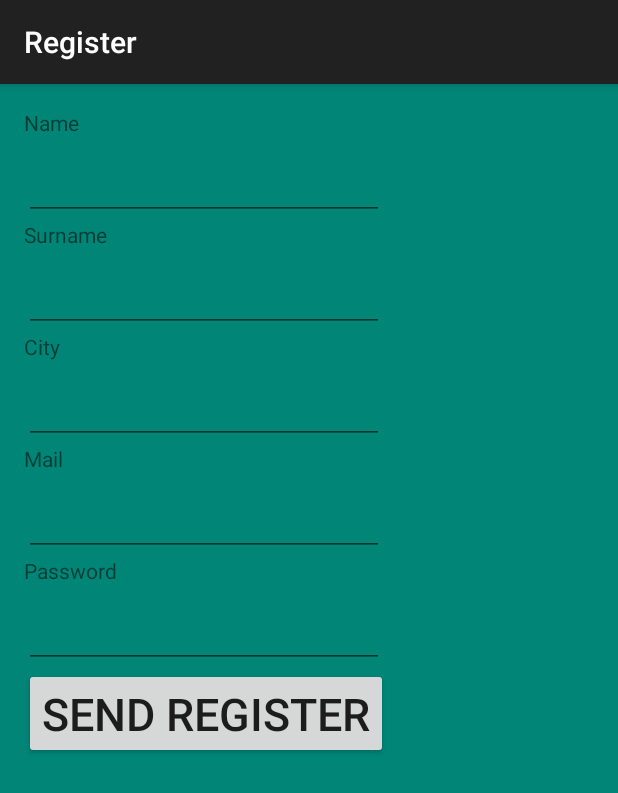
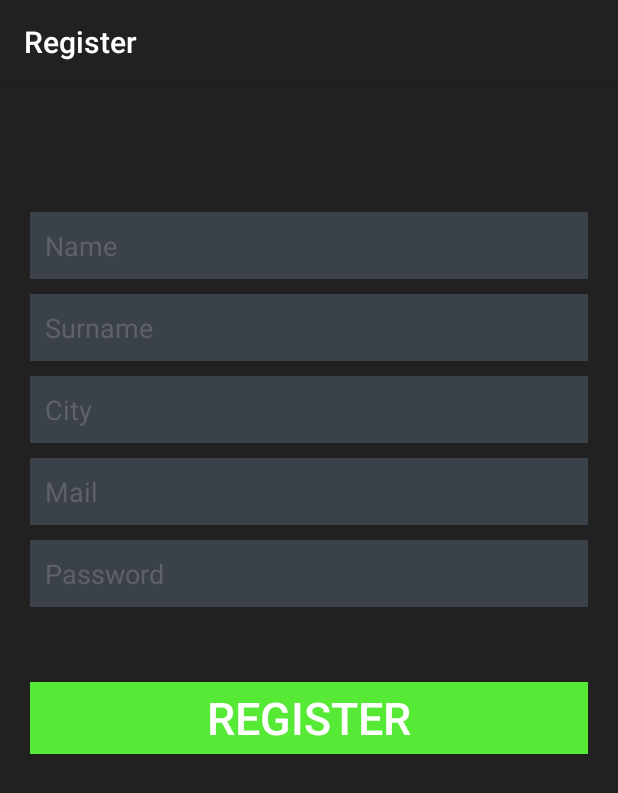
Before and after one commit to jeff039/Trip2getherProva, an Android app: the RegisterForm screen opened directly, with no data from a screen before it, on a phone screen of 412 x 824 dp. Shown: the top 793 px of the screen. Run offline under Robolectric (Android 15) with nearby library versions, the phone set to English and light mode, and no system bars; libraries missing offline, so code that uses them is left out: com.parse.

Commit message:
Optimitzat el layout del formulari Register.

```diff
--- a/app/src/main/res/layout/activity_register_form.xml
+++ b/app/src/main/res/layout/activity_register_form.xml
@@ -1,76 +1,122 @@
 <?xml version="1.0" encoding="utf-8"?>
-<LinearLayout xmlns:android="http://schemas.android.com/apk/res/android"
-    android:orientation="vertical" android:layout_width="match_parent"
-    android:layout_height="match_parent" android:paddingLeft="@dimen/activity_horizontal_margin"
-    android:paddingRight="@dimen/activity_horizontal_margin"
-    android:paddingTop="@dimen/activity_vertical_margin"
-    android:paddingBottom="@dimen/activity_vertical_margin"
-    android:background="@color/accent_material_light"
-    android:focusable="true"
-    android:focusableInTouchMode="true">
+<ScrollView
+    xmlns:android="http://schemas.android.com/apk/res/android"
+    android:layout_width="fill_parent"
+    android:layout_height="fill_parent"
+    android:fillViewport="true"
+    android:padding="10dp"
+    android:background="#212121">
 
-    <TextView
-        android:id="@+id/name_text"
-        android:layout_width="wrap_content"
+
+<RelativeLayout
+
+    android:layout_width="fill_parent"
     android:layout_height="wrap_content"
-        android:text="@string/nombre"/>
+    android:background="#212121">
+
+    <LinearLayout
+        xmlns:android="http://schemas.android.com/apk/res/android"
+        android:orientation="vertical"
+        android:layout_width="match_parent"
+        android:layout_height="wrap_content"
+        android:padding="10dip"
+        android:id="@+id/linearLayout"
+        android:layout_marginTop="65dp"
+        android:layout_alignParentTop="true"
+        android:layout_alignParentLeft="true"
+        android:layout_alignParentStart="true">
+
+        <!--NAME LABEL-->
         <EditText
             android:id="@+id/name"
-        android:layout_width="240dp"
+            android:layout_width="fill_parent"
             android:layout_height="wrap_content"
-        android:textSize="25dp"/>
-    <TextView
-        android:id="@+id/surname_text"
-        android:layout_width="wrap_content"
-        android:layout_height="wrap_content"
-        android:text="@string/apellidos"/>
+            android:layout_marginBottom="10dp"
+            android:background="#3b4148"
+            android:hint="@string/nombre"
+            android:padding="10dp"
+            android:singleLine="true"
+            android:inputType="textCapWords"
+            android:textColor="#888888"
+            android:textColorHint="#5e6266" />
+
+        <!--SURNAME LABEL-->
         <EditText
             android:id="@+id/surname"
-        android:layout_width="240dp"
+            android:layout_width="fill_parent"
             android:layout_height="wrap_content"
-        android:textSize="25dp"/>
-    <TextView
-        android:id="@+id/city_text"
-        android:layout_width="wrap_content"
-        android:layout_height="wrap_content"
-        android:text="@string/ciudad"/>
+            android:layout_marginBottom="10dp"
+            android:background="#3b4148"
+            android:hint="@string/apellidos"
+            android:padding="10dp"
+            android:singleLine="true"
+            android:inputType="textCapWords"
+            android:textColor="#888888"
+            android:textColorHint="#5e6266" />
+
+        <!--CITY LABEL-->
         <EditText
             android:id="@+id/city"
-        android:layout_width="240dp"
+            android:layout_width="fill_parent"
             android:layout_height="wrap_content"
-        android:textSize="25dp"/>
+            android:layout_marginBottom="10dp"
+            android:background="#3b4148"
+            android:hint="@string/ciudad"
+            android:padding="10dp"
+            android:singleLine="true"
+            android:inputType="textCapWords"
+            android:textColor="#888888"
+            android:textColorHint="#5e6266" />
+
         <!--<TextView
             android:id="@+id/date_of_birth_text"
             android:layout_width="wrap_content"
             android:layout_height="wrap_content"
             android:text="@string/fecha_nacimiento"/>-->
-    <TextView
-        android:id="@+id/mail_text"
-        android:layout_width="wrap_content"
-        android:layout_height="wrap_content"
-        android:text="@string/mail"/>
+
+       <!--EMAIL LABEL-->
         <EditText
             android:id="@+id/mail"
-        android:layout_width="240dp"
+            android:layout_width="fill_parent"
             android:layout_height="wrap_content"
-        android:textSize="25dp"/>
-    <TextView
-        android:id="@+id/password_text"
-        android:layout_width="wrap_content"
-        android:layout_height="wrap_content"
-        android:text="@string/passwHint"/>
+            android:layout_marginBottom="10dp"
+            android:background="#3b4148"
+            android:hint="@string/mail"
+            android:padding="10dp"
+            android:singleLine="true"
+            android:textColor="#888888"
+            android:textColorHint="#5e6266" />
+
+        <!--PASSWORD LABEL-->
+
         <EditText
             android:id="@+id/password"
-        android:layout_width="240dp"
+            android:layout_width="fill_parent"
             android:layout_height="wrap_content"
-        android:textSize="25dp"
+            android:layout_marginBottom="10dp"
+            android:background="#3b4148"
+            android:hint="@string/passwHint"
+            android:padding="10dp"
+            android:singleLine="true"
+
+            android:textColor="#888888"
+            android:textColorHint="#5e6266"
             android:inputType="textPassword"/>
+        <!--android:inputType="textCapWords"-->
+
+
+
     <Button
         android:id="@+id/sendRegister"
-        android:layout_width="wrap_content"
+        android:layout_width="fill_parent"
         android:layout_height="wrap_content"
-        android:text="@string/send_register"
+        android:layout_marginTop="40dip"
+        android:background="#56ea36"
+        android:text="REGISTER"
+        android:textColor="#ffffff"
         android:textSize="30dp"/>
 
+</LinearLayout>
 
-</LinearLayout>
+</RelativeLayout>
+</ScrollView>
```
Lines whose indentation alone changed are shown as unchanged.
